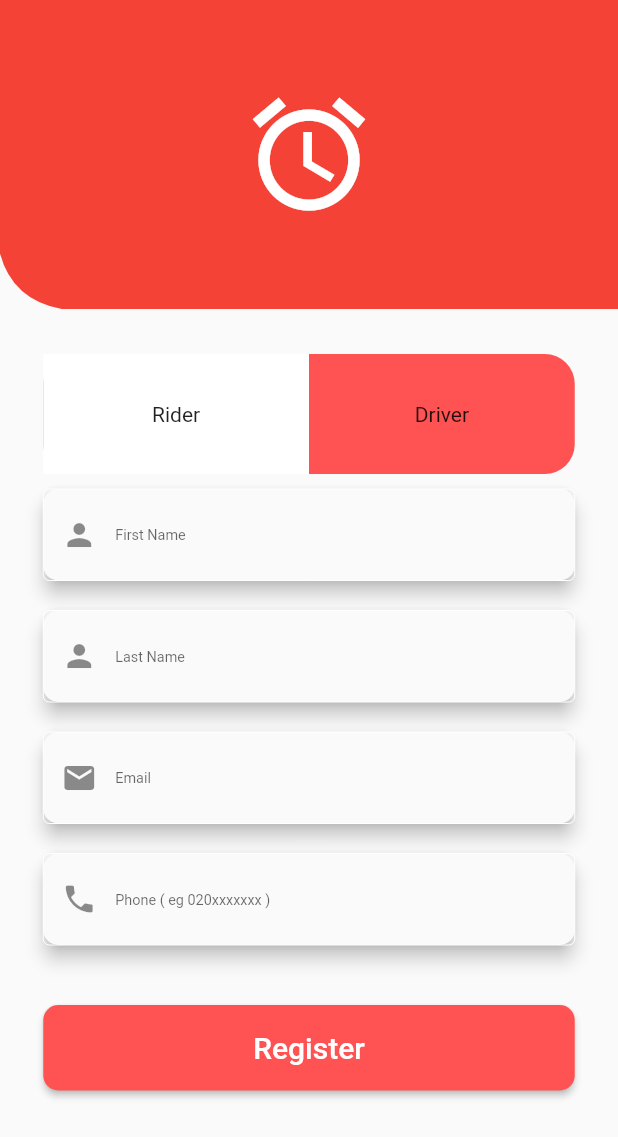
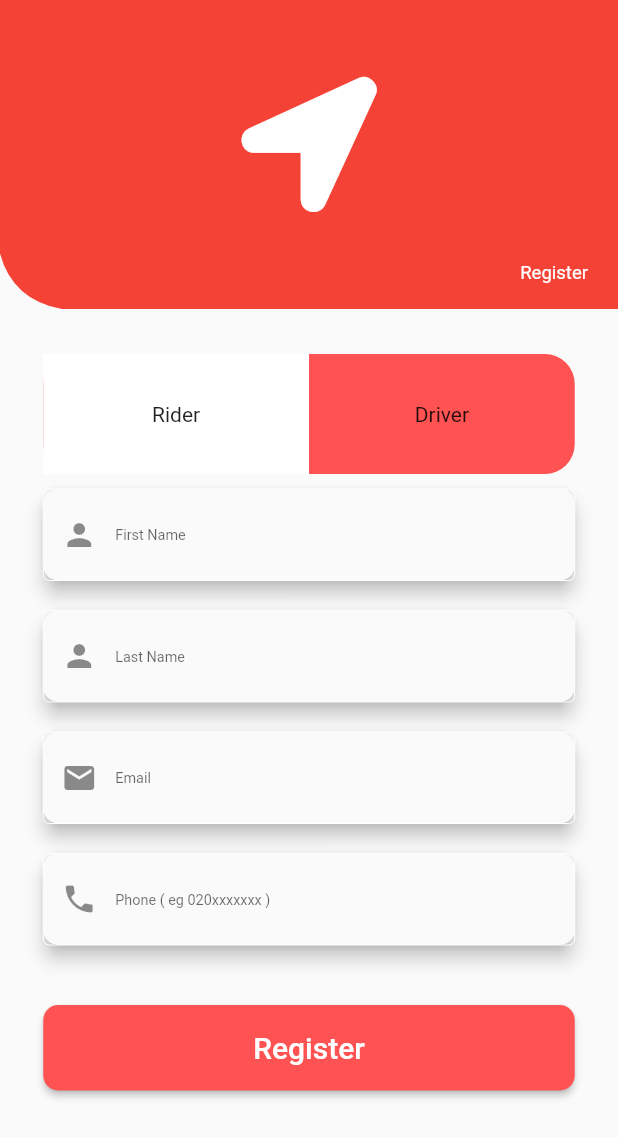
Before and after one commit to dennismensah/uber_clone, a Flutter app: the screen it shows after launch, after a tap on "Register", on a phone screen of 412 x 824 dp. Shown: the top 1137 px of the screen. Run offline on Flutter 3.47's test engine with Material 2 defaults, Android fonts, the phone set to English and light mode, and no system bars; our stand-ins replace auto_route, bloc, cloud_firestore, dartz, firebase_auth, firebase_core and 11 more; accounts and stored records are empty; generated files the repository leaves out were written again.

Commit message:
Add app icon and auth page titles

```diff
--- /dev/null
+++ b/lib/presentation/core/auth_header_widget.dart
@@ -0,0 +1,64 @@
+import 'package:flutter/material.dart';
+import 'package:font_awesome_flutter/font_awesome_flutter.dart';
+import 'package:sizer/sizer.dart';
+
+class ShapePainter extends CustomPainter {
+  @override
+  void paint(Canvas canvas, Size size) {
+    final paint = Paint()
+      ..color = Colors.red
+      ..strokeWidth = 5
+      ..style = PaintingStyle.fill;
+    final path = Path();
+    path.lineTo(0, size.height * 0.82);
+    path.quadraticBezierTo(
+        size.width * 0.02, size.height * 0.97, size.width * 0.1, size.height);
+    path.lineTo(size.width, size.height);
+    path.lineTo(size.width, 0);
+    canvas.drawPath(path, paint);
+  }
+
+  @override
+  bool shouldRepaint(ShapePainter oldDelegate) => false;
+
+  @override
+  bool shouldRebuildSemantics(ShapePainter oldDelegate) => false;
+}
+
+class AuthHeader extends StatelessWidget {
+  final String title;
+  const AuthHeader({
+    Key key,this.title,
+  }) : super(key: key);
+
+  @override
+  Widget build(BuildContext context) {
+    return SizedBox(
+      width: 100.0.w,
+      height: 25.0.h,
+      child: CustomPaint(
+        painter: ShapePainter(),
+        child: Column(
+          mainAxisAlignment: MainAxisAlignment.spaceAround,
+          children: [
+            const SizedBox(),
+            const Center(
+              child: FaIcon(
+                FontAwesomeIcons.locationArrow,
+                color: Colors.white,
+                size: 90.0,
+              ),
+            ),
+             Align(
+              alignment: Alignment.bottomRight,
+              child: Padding(
+                padding: const EdgeInsets.only(right: 20.0),
+                child: Text(title,style:TextStyle(fontSize: 9.0.sp,color:Colors.white)),
+              ),
+            ),
+          ],
+        ),
+      ),
+    );
+  }
+}
--- a/lib/presentation/register/widgets/register_form.dart
+++ b/lib/presentation/register/widgets/register_form.dart
@@ -7,6 +7,7 @@ import 'package:font_awesome_flutter/font_awesome_flutter.dart';
 import 'package:uber_clone/application/auth/auth_bloc.dart';
 import 'package:uber_clone/application/auth/register_form/register_form_bloc.dart';
 import 'package:uber_clone/application/auth/sign_in_form/sign_in_form_bloc.dart';
+import 'package:uber_clone/presentation/core/auth_header_widget.dart';
 import 'package:uber_clone/presentation/routes/router.gr.dart';
 import 'package:sizer/sizer.dart';
 import 'package:uber_clone/presentation/sign_in/widgets/sign_in_form.dart';
@@ -18,24 +19,12 @@ class RegisterForm extends HookWidget {
     return SingleChildScrollView(
       child: Column(
         children: [
-          SizedBox(
-            width: 100.0.w,
-            height: 25.0.h,
-            child: CustomPaint(
-              painter: ShapePainter(),
-              child: const Center(
-                  child: Icon(
-                Icons.access_alarm,
-                color: Colors.white,
-                size: 90.0,
-              )),
-            ),
-          ),
+          const AuthHeader(title: 'Register'),
           const SizedBox(
             height: 30.0,
           ),
           Container(
-            decoration: BoxDecoration(
+            decoration: const BoxDecoration(
               color: Colors.redAccent,
               borderRadius: BorderRadius.all(
                 Radius.circular(19.9),
--- a/lib/presentation/sign_in/widgets/sign_in_form.dart
+++ b/lib/presentation/sign_in/widgets/sign_in_form.dart
@@ -5,31 +5,9 @@ import 'package:flutter_bloc/flutter_bloc.dart';
 import 'package:font_awesome_flutter/font_awesome_flutter.dart';
 import 'package:uber_clone/application/auth/auth_bloc.dart';
 import 'package:uber_clone/application/auth/sign_in_form/sign_in_form_bloc.dart';
+import 'package:uber_clone/presentation/core/auth_header_widget.dart';
 import 'package:uber_clone/presentation/routes/router.gr.dart';
 import 'package:sizer/sizer.dart';
-
-class ShapePainter extends CustomPainter {
-  @override
-  void paint(Canvas canvas, Size size) {
-    final paint = Paint()
-      ..color = Colors.red
-      ..strokeWidth = 5
-      ..style = PaintingStyle.fill;
-    final path = Path();
-    path.lineTo(0, size.height * 0.82);
-    path.quadraticBezierTo(
-        size.width * 0.02, size.height * 0.97, size.width * 0.1, size.height);
-    path.lineTo(size.width, size.height);
-    path.lineTo(size.width, 0);
-    canvas.drawPath(path, paint);
-  }
-
-  @override
-  bool shouldRepaint(ShapePainter oldDelegate) => false;
-
-  @override
-  bool shouldRebuildSemantics(ShapePainter oldDelegate) => false;
-}
 
 class SignInForm extends StatelessWidget {
   @override
@@ -37,19 +15,7 @@ class SignInForm extends StatelessWidget {
     return SingleChildScrollView(
       child: Column(
         children: [
-          SizedBox(
-            width: 100.0.w,
-            height: 25.0.h,
-            child: CustomPaint(
-              painter: ShapePainter(),
-              child: const Center(
-                  child: Icon(
-                Icons.access_alarm,
-                color: Colors.white,
-                size: 90.0,
-              )),
-            ),
-          ),
+          const AuthHeader(title: 'Sign In'),
           const SizedBox(
             height: 30.0,
           ),
@@ -373,6 +339,7 @@ class SignInForm extends StatelessWidget {
   }
 }
 
+
 // class SignInForm extends StatelessWidget {
 //   @override
 //   Widget build(BuildContext context) {
```
Also changed, not shown: 1 other file.
